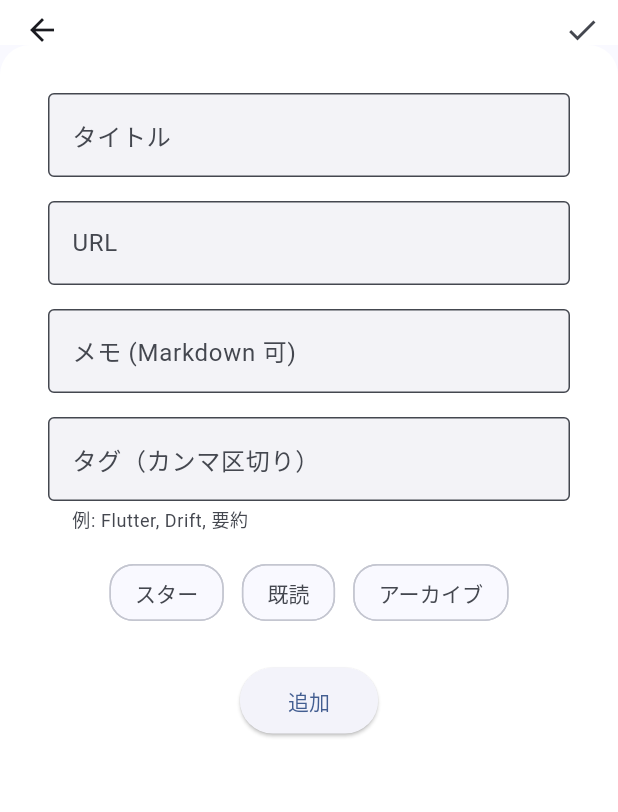
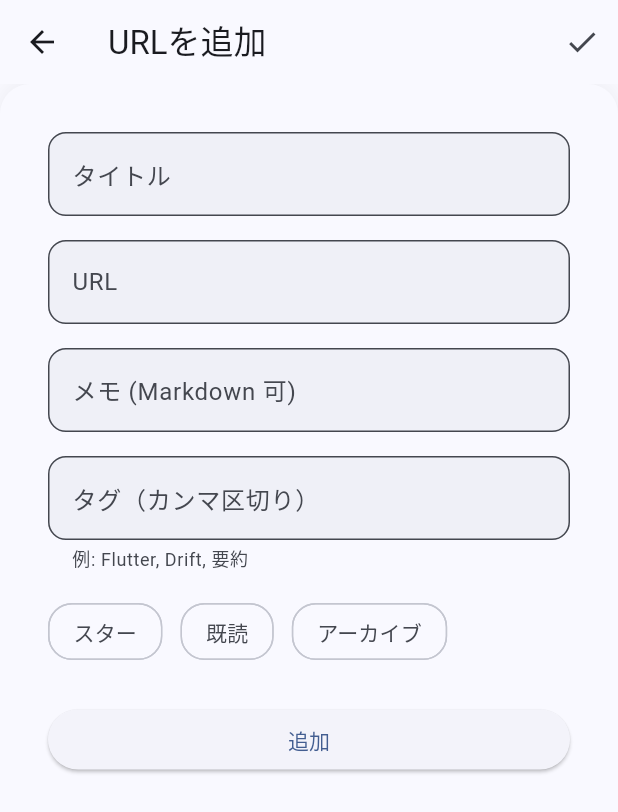
Before and after one commit to kmkm92/url_manager, a Flutter app: the AddUrlFormView screen opened directly, on a phone screen of 412 x 824 dp. Shown: the top 812 px of the screen. Run offline on Flutter 3.47's test engine with Material 3 defaults, Android fonts, the phone set to English and light mode, and no system bars; our stand-ins replace drift, flutter_markdown, flutter_riverpod, flutter_screenutil, share_plus, shared_preferences; missing offline and left inert: receive_sharing_intent; accounts and stored records are empty; generated files the repository leaves out were written again.

Commit message:
Adjust add url form for dark mode

```diff
--- a/lib/views/url_add_view.dart
+++ b/lib/views/url_add_view.dart
@@ -3,10 +3,14 @@ import 'package:flutter_riverpod/flutter_riverpod.dart';
 import 'package:url_manager/database.dart';
 import 'package:url_manager/view_models/url_view_model.dart';
 
+/// URL の新規作成・更新を行うフォーム画面。
+///
+/// 事前に渡された [Url] がある場合は編集モードとして利用し、
+/// テキストフィールドや各種フラグの初期値へ反映する。
 class AddUrlFormView extends ConsumerStatefulWidget {
   final Url? url;
 
-  AddUrlFormView({this.url});
+  const AddUrlFormView({Key? key, this.url}) : super(key: key);
 
   @override
   _AddUrlFormViewState createState() => _AddUrlFormViewState();
@@ -53,96 +57,121 @@ class _AddUrlFormViewState extends ConsumerState<AddUrlFormView> {
 
   @override
   Widget build(BuildContext context) {
+    // テーマのカラースキームを取得し、ライト/ダーク双方で自然に見える配色へ合わせる。
+    final theme = Theme.of(context);
+    final colorScheme = theme.colorScheme;
+
     return Scaffold(
-      appBar: PreferredSize(
-        preferredSize: Size.fromHeight(30.0),
-        child: AppBar(
-          backgroundColor: Colors.white,
-          elevation: 0,
+      appBar: AppBar(
+        // 編集か新規追加かが一目で分かるタイトルを表示する。
+        title: Text(widget.url == null ? 'URLを追加' : 'URLを更新'),
         actions: [
           IconButton(
-              icon: Icon(Icons.check),
+            icon: const Icon(Icons.check),
+            tooltip: widget.url == null ? '保存して追加' : '保存して更新',
             onPressed: _addOrUpdateUrl,
           ),
         ],
       ),
-      ),
-      body: GestureDetector(
-        onTap: () {
-          FocusScope.of(context).unfocus();
-        },
+      body: SafeArea(
+        child: GestureDetector(
+          // フォーム外をタップしたらキーボードを閉じる。
+          onTap: () => FocusScope.of(context).unfocus(),
           child: Container(
             padding: const EdgeInsets.all(16.0),
             decoration: BoxDecoration(
-            color: Colors.white,
-            borderRadius: BorderRadius.only(
+              color: colorScheme.surface,
+              borderRadius: const BorderRadius.only(
                 topLeft: Radius.circular(20.0),
                 topRight: Radius.circular(20.0),
               ),
+              boxShadow: theme.brightness == Brightness.light
+                  ? [
+                      BoxShadow(
+                        color: Colors.black.withOpacity(0.05),
+                        blurRadius: 12,
+                        offset: const Offset(0, -2),
+                      ),
+                    ]
+                  : null,
             ),
             child: ListView(
+              padding: const EdgeInsets.all(16.0),
               children: [
                 if (_errorMessage != null)
                   Padding(
-                  padding: const EdgeInsets.all(1.0),
+                    padding: const EdgeInsets.only(bottom: 12.0),
                     child: Text(
                       _errorMessage!,
-                    style: TextStyle(color: Colors.red),
+                      style: TextStyle(color: colorScheme.error),
                     ),
                   ),
-              Padding(
-                padding: const EdgeInsets.all(16.0),
-                child: Column(
-                  children: [
+                // タイトル入力フィールド。
                 TextField(
                   controller: _titleController,
                   decoration: InputDecoration(
-                        floatingLabelStyle: TextStyle(
-                          color: Colors.black,
+                    labelText: 'タイトル',
+                    border: OutlineInputBorder(
+                      borderRadius: BorderRadius.circular(12.0),
                     ),
-                        labelText: 'タイトル',
-                        border: OutlineInputBorder(),
                     focusedBorder: OutlineInputBorder(
-                          borderSide: BorderSide(),
+                      borderRadius: BorderRadius.circular(12.0),
+                      borderSide: BorderSide(color: colorScheme.primary),
                     ),
                   ),
                 ),
-                    SizedBox(height: 16),
+                const SizedBox(height: 16),
+                // URL 入力フィールド。複数行入力にも対応する。
                 TextField(
                   controller: _urlController,
                   minLines: 1,
                   maxLines: null,
                   decoration: InputDecoration(
-                        floatingLabelStyle: TextStyle(
-                          color: Colors.black,
+                    labelText: 'URL',
+                    border: OutlineInputBorder(
+                      borderRadius: BorderRadius.circular(12.0),
                     ),
-                        labelText: 'URL',
-                        border: OutlineInputBorder(),
                     focusedBorder: OutlineInputBorder(
-                          borderSide: BorderSide(),
+                      borderRadius: BorderRadius.circular(12.0),
+                      borderSide: BorderSide(color: colorScheme.primary),
                     ),
                   ),
                 ),
-                    SizedBox(height: 16),
+                const SizedBox(height: 16),
+                // メモ入力欄。Markdown 対応で複数行を許容する。
                 TextField(
                   controller: _noteController,
                   minLines: 1,
                   maxLines: 4,
-                      decoration: const InputDecoration(
+                  decoration: InputDecoration(
                     labelText: 'メモ (Markdown 可)',
-                        border: OutlineInputBorder(),
+                    border: OutlineInputBorder(
+                      borderRadius: BorderRadius.circular(12.0),
+                    ),
+                    focusedBorder: OutlineInputBorder(
+                      borderRadius: BorderRadius.circular(12.0),
+                      borderSide: BorderSide(color: colorScheme.primary),
+                    ),
                   ),
                 ),
                 const SizedBox(height: 16),
+                // タグ入力欄。サジェスト用途のヘルパーテキストを表示する。
                 TextField(
                   controller: _tagsController,
-                      decoration: const InputDecoration(
+                  decoration: InputDecoration(
                     labelText: 'タグ（カンマ区切り）',
-                        border: OutlineInputBorder(),
                     helperText: '例: Flutter, Drift, 要約',
+                    border: OutlineInputBorder(
+                      borderRadius: BorderRadius.circular(12.0),
+                    ),
+                    focusedBorder: OutlineInputBorder(
+                      borderRadius: BorderRadius.circular(12.0),
+                      borderSide: BorderSide(color: colorScheme.primary),
+                    ),
                   ),
                 ),
                 const SizedBox(height: 16),
+                // URL の状態を表すフラグ群。FilterChip で ON/OFF を切り替える。
                 Wrap(
                   spacing: 12,
                   runSpacing: 8,
@@ -177,24 +206,23 @@ class _AddUrlFormViewState extends ConsumerState<AddUrlFormView> {
                   ],
                 ),
                 const SizedBox(height: 24),
-                    ElevatedButton(
+                // フォーム全体を保存するアクションボタン。
+                SizedBox(
+                  width: double.infinity,
+                  child: ElevatedButton(
                     onPressed: _addOrUpdateUrl,
                     child: Text(widget.url == null ? '追加' : '更新'),
-                      style: ElevatedButton.styleFrom(
-                        padding:
-                            EdgeInsets.symmetric(horizontal: 32, vertical: 12),
-                      ),
-                    ),
-                  ],
                   ),
                 ),
               ],
             ),
           ),
         ),
+      ),
     );
   }
 
+  /// 入力値を検証し、URL の新規作成または更新を行う。
   Future<void> _addOrUpdateUrl() async {
     if (_urlController.text.isEmpty) {
       setState(() {
```
Lines whose indentation alone changed are shown as unchanged.
